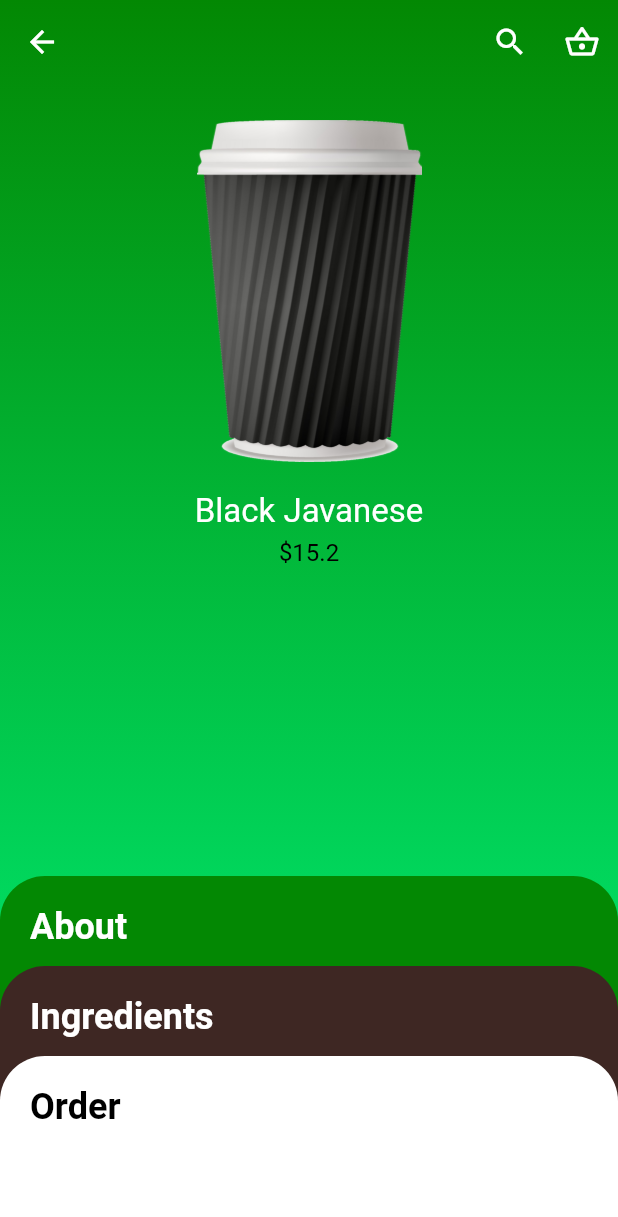
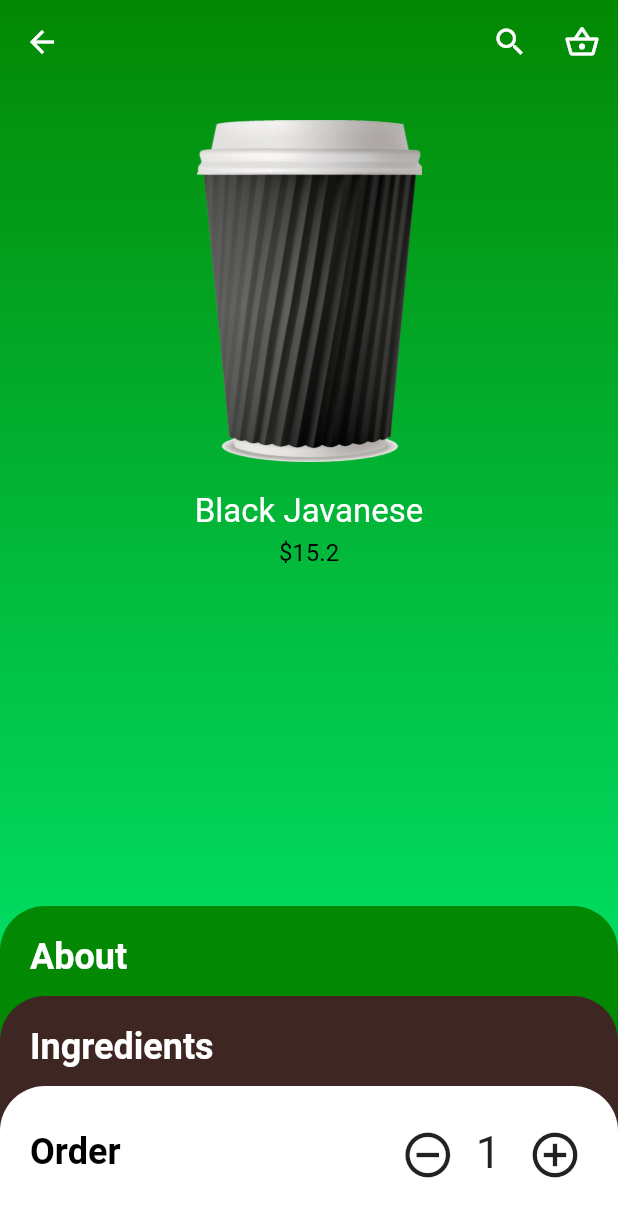
Before and after one commit to Jaloliddin-Fozilov/coffee, a Flutter app: the screen it shows after launch, after a tap on "Black Javanese", on a phone screen of 412 x 824 dp. Shown: the top 1217 px of the screen. Run offline on Flutter 3.47's test engine with Material 2 defaults, Android fonts, the phone set to English and light mode, and no system bars; our stand-ins replace carousel_slider, get; network calls fail.

Commit message:
detail page

```diff
--- a/lib/views/screens/detail_page.dart
+++ b/lib/views/screens/detail_page.dart
@@ -6,6 +6,9 @@ class DetailPage extends StatelessWidget {
   DetailPage({super.key});
 
   final product = GetProducts().findProductById(Get.arguments);
+
+  bool aboutIsOpen = false;
+  bool addToCartIsOpen = true;
 
   @override
   Widget build(BuildContext context) {
@@ -82,7 +85,7 @@ class DetailPage extends StatelessWidget {
                 ],
               ),
               SizedBox(
-                height: 240,
+                height: 220,
                 child: Stack(
                   children: [
                     Positioned(
@@ -135,8 +138,9 @@ class DetailPage extends StatelessWidget {
                     Positioned(
                       top: 120,
                       child: AnimatedContainer(
-                        padding: const EdgeInsets.only(top: 20, left: 20),
-                        height: 120,
+                        padding:
+                            const EdgeInsets.only(top: 20, left: 20, right: 20),
+                        height: addToCartIsOpen ? 200 : 100,
                         width: Get.width,
                         decoration: const BoxDecoration(
                           color: Colors.white,
@@ -146,13 +150,46 @@ class DetailPage extends StatelessWidget {
                           ),
                         ),
                         duration: const Duration(seconds: 1),
-                        child: const Text(
+                        child: Column(
+                          children: [
+                            Row(
+                              mainAxisAlignment: MainAxisAlignment.spaceBetween,
+                              children: [
+                                const Text(
                                   'Order',
                                   style: TextStyle(
                                     color: Colors.black,
                                     fontSize: 24,
                                     fontWeight: FontWeight.bold,
                                   ),
+                                ),
+                                Row(
+                                  children: [
+                                    IconButton(
+                                      onPressed: () {},
+                                      icon: const Icon(
+                                        Icons.remove_circle_outline,
+                                        size: 36,
+                                      ),
+                                    ),
+                                    const SizedBox(width: 10),
+                                    const Text(
+                                      '1',
+                                      style: TextStyle(fontSize: 30),
+                                    ),
+                                    const SizedBox(width: 10),
+                                    IconButton(
+                                      onPressed: () {},
+                                      icon: const Icon(
+                                        Icons.add_circle_outline,
+                                        size: 36,
+                                      ),
+                                    ),
+                                  ],
+                                )
+                              ],
+                            ),
+                          ],
                         ),
                       ),
                     ),
```
Lines whose indentation alone changed are shown as unchanged.
